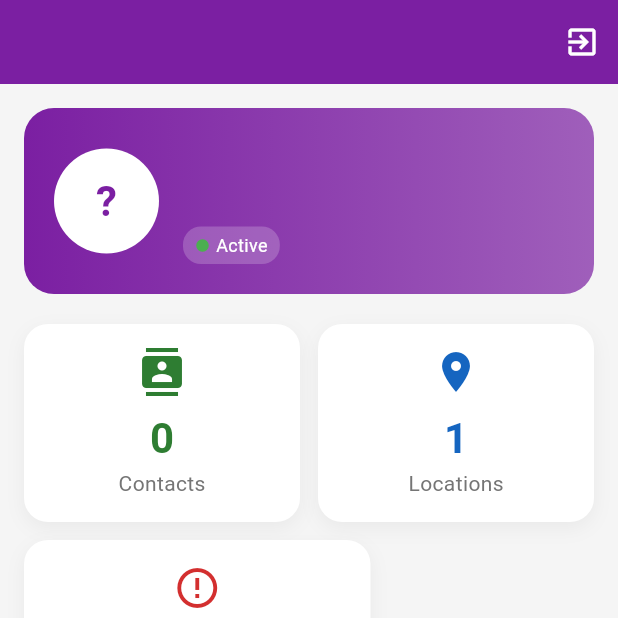
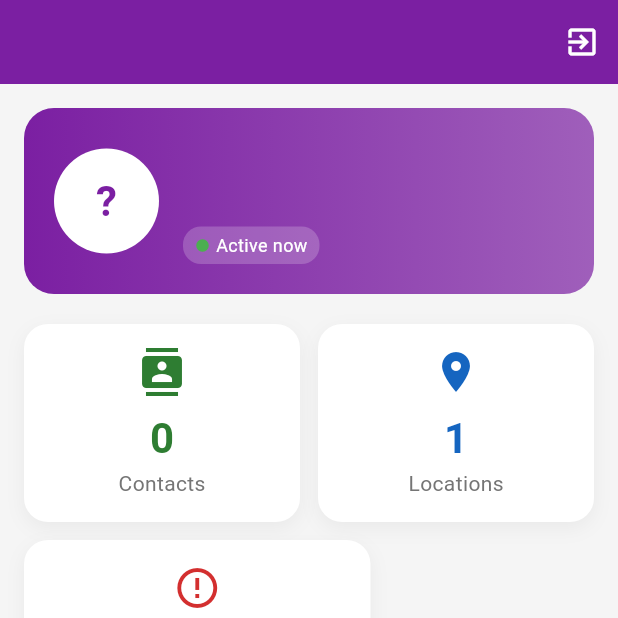
Before and after one commit to sosmartapps/lumina, a Flutter app: the CaregiverDashboardScreen screen opened directly, on a phone screen of 412 x 824 dp, the top half of it. Run offline on Flutter 3.47's test engine with Material 3 defaults, Android fonts, the phone set to English and light mode, and no system bars; drawn by our look-alikes of screenshot; our stand-ins replace app_links, audioplayers, battery_plus, cached_network_image, cloud_firestore, device_info_plus and 24 more; missing offline and left inert: flutter_background_service, google_mlkit_text_recognition, map_launcher, purchases_flutter; accounts and stored records are empty; generated files the repository leaves out were written again; network calls fail.

Commit message:
Add preferred name support and phone pickup detection
- Add preferredName field and displayName getter to AppUser model
- All patient-facing TTS, greetings, and notifications now use displayName
- Add preferred name input to setup flow and sync from UserProfile
- Create DeviceMotionService with accelerometer-based pickup detection
- Record device_pickup events to Firestore activity_events subcollection
- Morning pickup triggers early medication reminder check
- Add dynamic "Last active" indicator on caregiver dashboard
- Add motion detection settings (enable/disable, morning window hours)

Co-Authored-By: Claude Opus 4.6 <noreply@anthropic.com>

```diff
--- a/lib/core/models/app_user.dart
+++ b/lib/core/models/app_user.dart
@@ -4,6 +4,7 @@ import 'package:cloud_firestore/cloud_firestore.dart';
 class AppUser {
   final String id;
   final String name;
+  final String? preferredName;
   final String? photoUrl;
   final String? phoneNumber;
   final List<String> caregiverIds;
@@ -19,9 +20,13 @@ class AppUser {
   final DateTime createdAt;
   final DateTime updatedAt;
 
+  /// The name the app uses to address the patient (preferred name or first name).
+  String get displayName => preferredName ?? name.split(' ').first;
+
   AppUser({
     required this.id,
     required this.name,
+    this.preferredName,
     this.photoUrl,
     this.phoneNumber,
     this.caregiverIds = const [],
@@ -45,6 +50,7 @@ class AppUser {
     return AppUser(
       id: doc.id,
       name: data['name'] ?? '',
+      preferredName: data['preferredName'],
       photoUrl: data['photoUrl'],
       phoneNumber: data['phoneNumber'],
       caregiverIds: List<String>.from(data['caregiverIds'] ?? []),
@@ -71,6 +77,7 @@ class AppUser {
   Map<String, dynamic> toFirestore() {
     return {
       'name': name,
+      'preferredName': preferredName,
       'photoUrl': photoUrl,
       'phoneNumber': phoneNumber,
       'caregiverIds': caregiverIds,
@@ -92,6 +99,7 @@ class AppUser {
 
   AppUser copyWith({
     String? name,
+    String? preferredName,
     String? photoUrl,
     String? phoneNumber,
     List<String>? caregiverIds,
@@ -108,6 +116,7 @@ class AppUser {
     return AppUser(
       id: id,
       name: name ?? this.name,
+      preferredName: preferredName ?? this.preferredName,
       photoUrl: photoUrl ?? this.photoUrl,
       phoneNumber: phoneNumber ?? this.phoneNumber,
       caregiverIds: caregiverIds ?? this.caregiverIds,
@@ -227,6 +236,9 @@ class UserSettings {
   final String voiceLanguage;
   final bool sundownAlertEnabled;
   final int sundownBufferMinutes; // minutes before sunset to alert
+  final bool motionDetectionEnabled;
+  final int morningWindowStart; // hour (0-23), default 5
+  final int morningWindowEnd; // hour (0-23), default 10
 
   UserSettings({
     this.highContrastMode = false,
@@ -238,6 +250,9 @@ class UserSettings {
     this.voiceLanguage = 'en-US',
     this.sundownAlertEnabled = true,
     this.sundownBufferMinutes = 30,
+    this.motionDetectionEnabled = true,
+    this.morningWindowStart = 5,
+    this.morningWindowEnd = 10,
   });
 
   factory UserSettings.fromMap(Map<String, dynamic> map) {
@@ -251,6 +266,9 @@ class UserSettings {
       voiceLanguage: map['voiceLanguage'] ?? 'en-US',
       sundownAlertEnabled: map['sundownAlertEnabled'] ?? true,
       sundownBufferMinutes: ((map['sundownBufferMinutes'] ?? 30) as int).clamp(30, 60),
+      motionDetectionEnabled: map['motionDetectionEnabled'] ?? true,
+      morningWindowStart: map['morningWindowStart'] ?? 5,
+      morningWindowEnd: map['morningWindowEnd'] ?? 10,
     );
   }
 
@@ -265,6 +283,9 @@ class UserSettings {
       'voiceLanguage': voiceLanguage,
       'sundownAlertEnabled': sundownAlertEnabled,
       'sundownBufferMinutes': sundownBufferMinutes,
+      'motionDetectionEnabled': motionDetectionEnabled,
+      'morningWindowStart': morningWindowStart,
+      'morningWindowEnd': morningWindowEnd,
     };
   }
 
@@ -278,6 +299,9 @@ class UserSettings {
     String? voiceLanguage,
     bool? sundownAlertEnabled,
     int? sundownBufferMinutes,
+    bool? motionDetectionEnabled,
+    int? morningWindowStart,
+    int? morningWindowEnd,
   }) {
     return UserSettings(
       highContrastMode: highContrastMode ?? this.highContrastMode,
@@ -289,6 +313,46 @@ class UserSettings {
       voiceLanguage: voiceLanguage ?? this.voiceLanguage,
       sundownAlertEnabled: sundownAlertEnabled ?? this.sundownAlertEnabled,
       sundownBufferMinutes: sundownBufferMinutes ?? this.sundownBufferMinutes,
+      motionDetectionEnabled: motionDetectionEnabled ?? this.motionDetectionEnabled,
+      morningWindowStart: morningWindowStart ?? this.morningWindowStart,
+      morningWindowEnd: morningWindowEnd ?? this.morningWindowEnd,
     );
   }
 }
+
+/// Record of a device activity event (e.g., phone pickup).
+class ActivityEvent {
+  final String id;
+  final String userId;
+  final String type; // 'device_pickup', 'device_stationary', 'morning_wake'
+  final DateTime timestamp;
+  final Map<String, dynamic>? metadata;
+
+  ActivityEvent({
+    required this.id,
+    required this.userId,
+    required this.type,
+    required this.timestamp,
+    this.metadata,
+  });
+
+  factory ActivityEvent.fromFirestore(DocumentSnapshot doc) {
+    final data = doc.data() as Map<String, dynamic>;
+    return ActivityEvent(
+      id: doc.id,
+      userId: data['userId'] ?? '',
+      type: data['type'] ?? '',
+      timestamp: (data['timestamp'] as Timestamp?)?.toDate() ?? DateTime.now(),
+      metadata: data['metadata'] as Map<String, dynamic>?,
+    );
+  }
+
+  Map<String, dynamic> toFirestore() {
+    return {
+      'userId': userId,
+      'type': type,
+      'timestamp': Timestamp.fromDate(timestamp),
+      'metadata': metadata,
+    };
+  }
+}
--- a/lib/core/services/auth_service.dart
+++ b/lib/core/services/auth_service.dart
@@ -199,6 +199,7 @@ class AuthService {
   /// Create new user (patient) - called during initial setup
   Future<AppUser> createUser({
     required String name,
+    String? preferredName,
     String? phoneNumber,
     required String primaryCaregiverId,
   }) async {
@@ -207,6 +208,7 @@ class AuthService {
     final user = AppUser(
       id: docRef.id,
       name: name,
+      preferredName: preferredName,
       phoneNumber: phoneNumber,
       caregiverIds: [primaryCaregiverId],
       primaryCaregiverId: primaryCaregiverId,
--- a/lib/features/caregiver/caregiver_dashboard_screen.dart
+++ b/lib/features/caregiver/caregiver_dashboard_screen.dart
@@ -416,23 +416,51 @@ class _CaregiverDashboardScreenState extends ConsumerState<CaregiverDashboardScr
                     ),
                   ),
                 const SizedBox(height: 4),
-                Container(
+                StreamBuilder<DocumentSnapshot>(
+                  stream: FirebaseFirestore.instance
+                      .collection('users')
+                      .doc(user.id)
+                      .snapshots(),
+                  builder: (context, snapshot) {
+                    String label = 'Active';
+                    Color dotColor = Colors.green;
+                    if (snapshot.hasData && snapshot.data!.exists) {
+                      final data = snapshot.data!.data() as Map<String, dynamic>?;
+                      final lastActive = (data?['lastActiveAt'] as Timestamp?)?.toDate();
+                      if (lastActive != null) {
+                        final diff = DateTime.now().difference(lastActive);
+                        if (diff.inMinutes < 5) {
+                          label = 'Active now';
+                        } else if (diff.inHours < 1) {
+                          label = 'Active ${diff.inMinutes}m ago';
+                        } else if (diff.inHours < 24) {
+                          label = 'Active ${diff.inHours}h ago';
+                          dotColor = Colors.orange;
+                        } else {
+                          label = 'Last active ${DateFormat.MMMd().format(lastActive)}';
+                          dotColor = Colors.grey;
+                        }
+                      }
+                    }
+                    return Container(
                       padding: const EdgeInsets.symmetric(horizontal: 8, vertical: 4),
                       decoration: BoxDecoration(
                         color: Colors.white.withValues(alpha: 0.2),
                         borderRadius: BorderRadius.circular(12),
                       ),
-                  child: const Row(
+                      child: Row(
                         mainAxisSize: MainAxisSize.min,
                         children: [
-                      Icon(Icons.circle, color: Colors.green, size: 10),
-                      SizedBox(width: 4),
+                          Icon(Icons.circle, color: dotColor, size: 10),
+                          const SizedBox(width: 4),
                           Text(
-                        'Active',
-                        style: TextStyle(color: Colors.white, fontSize: 12),
+                            label,
+                            style: const TextStyle(color: Colors.white, fontSize: 12),
                           ),
                         ],
                       ),
+                    );
+                  },
                 ),
               ],
             ),
--- a/pubspec.yaml
+++ b/pubspec.yaml
@@ -60,8 +60,9 @@ dependencies:
   http: ^1.2.0
   flutter_dotenv: ^5.2.1
 
-  # Battery Monitoring
+  # Battery & Sensor Monitoring
   battery_plus: ^6.0.0
+  sensors_plus: ^6.1.0
 
   # Screenshot (for bug reporter)
   screenshot: ^3.0.0
```
Also changed, not shown: lib/core/providers/providers.dart (+8 -0 lines), lib/core/services/device_motion_service.dart (added, +153 -0 lines), lib/features/caregiver/user_profile_screen.dart (+12 -0 lines), lib/features/setup/setup_screen.dart (+17 -2 lines), lib/features/user_home/user_home_screen.dart (+34 -6 lines), pubspec.lock. Lines whose indentation alone changed are shown as unchanged.
